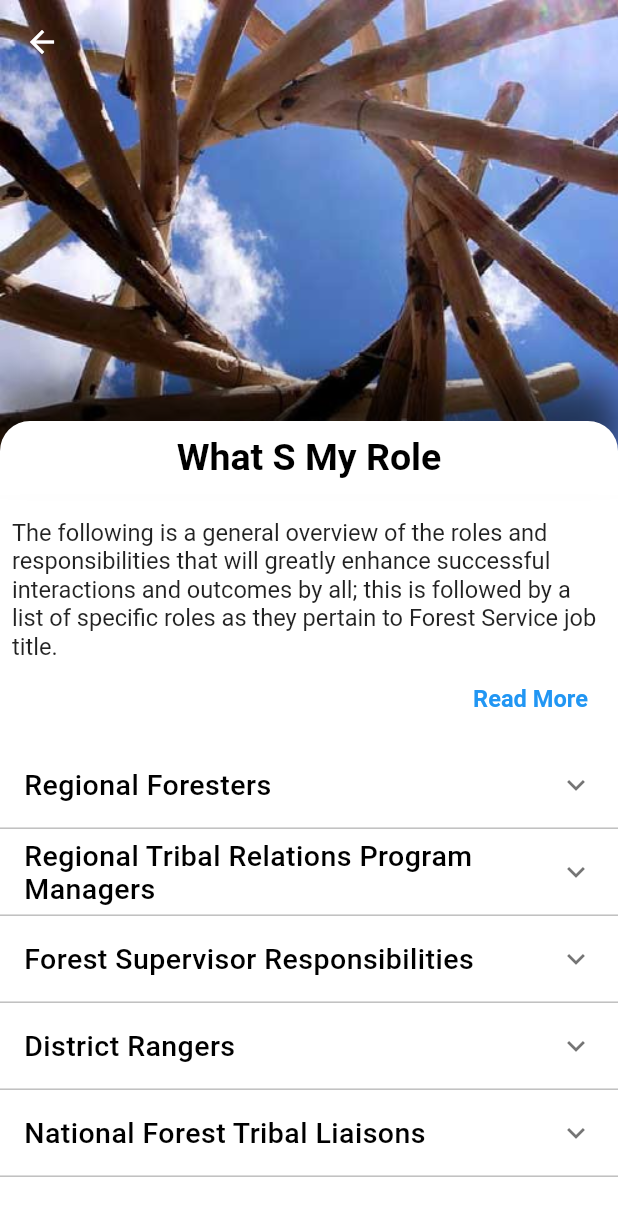
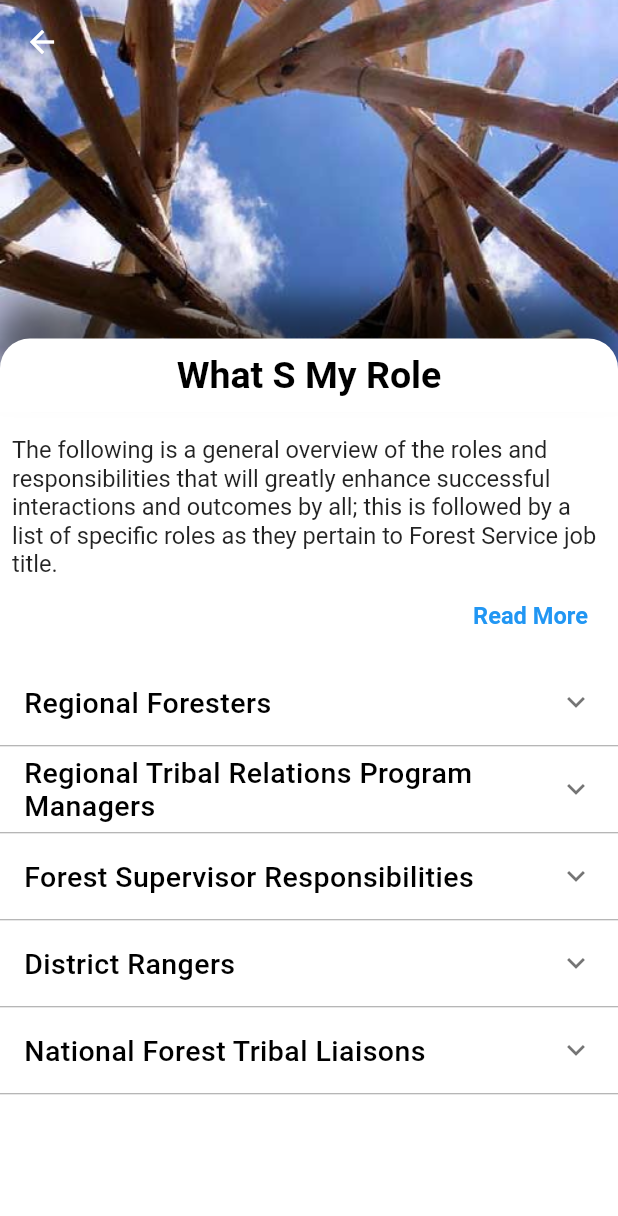
Before and after one commit to jasonjflaherty/otr, a Flutter app: the screen it shows after launch, after a tap on "What's My Role", on a phone screen of 412 x 824 dp. Shown: the top 1216 px of the screen. Run offline on Flutter 3.47's test engine with Material 2 defaults, Android fonts, the phone set to English and light mode, and no system bars; drawn by our look-alikes of flutter_html, getwidget; our stand-ins replace auto_size_text, fluttertoast, google_fonts, grouped_list, page_transition, persistent_bottom_nav_bar and 3 more.

Commit message:
adding updates to images

```diff
--- a/office_tribal_relations/lib/widgets/categoryListButtons.dart
+++ b/office_tribal_relations/lib/widgets/categoryListButtons.dart
@@ -45,7 +45,7 @@ class CategoryListButtons extends StatelessWidget {
           slivers: [
             SliverAppBar(
               backgroundColor: Colors.white,
-              expandedHeight: MediaQuery.of(context).size.height / 2.5,
+              expandedHeight: MediaQuery.of(context).size.height / 3,
               flexibleSpace: Stack(
                 children: <Widget>[
                   Image.asset(
--- a/office_tribal_relations/lib/widgets/subCategoryList.dart
+++ b/office_tribal_relations/lib/widgets/subCategoryList.dart
@@ -40,7 +40,7 @@ class SubCategoryListState extends State<SubCategoryList> {
           slivers: <Widget>[
             SliverAppBar(
               backgroundColor: Colors.white,
-              expandedHeight: MediaQuery.of(context).size.height / 2.5,
+              expandedHeight: MediaQuery.of(context).size.height / 3,
               flexibleSpace: Stack(
                 children: <Widget>[
                   Image.asset(
```
Also changed, not shown: office_tribal_relations/pubspec.lock.
